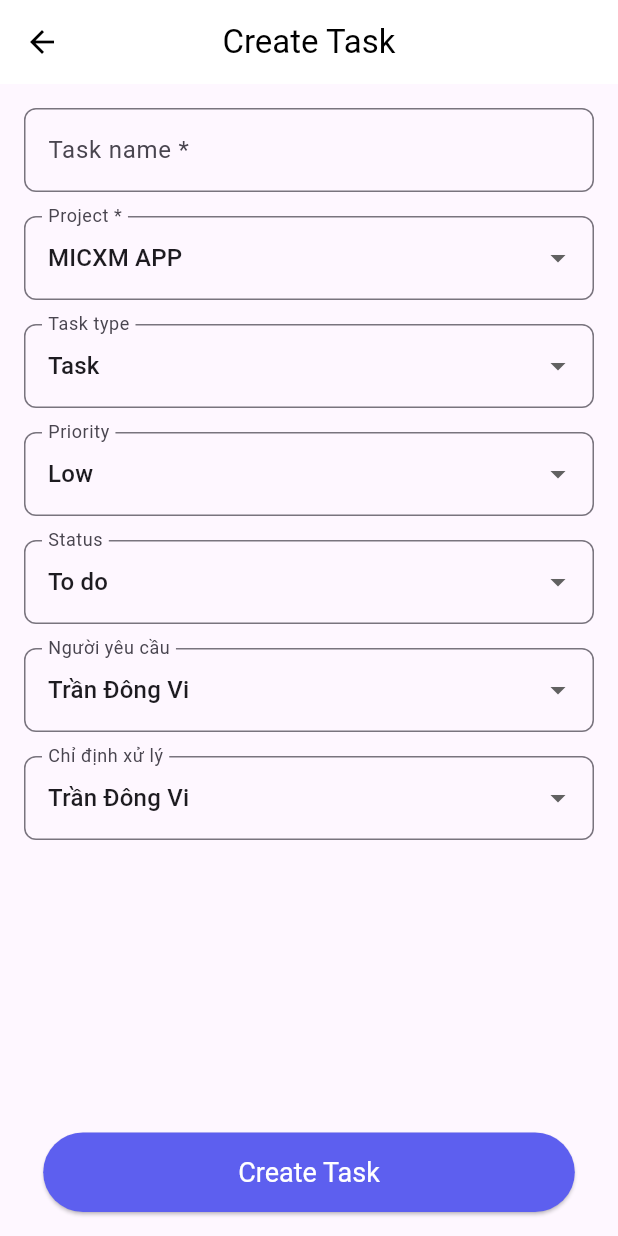
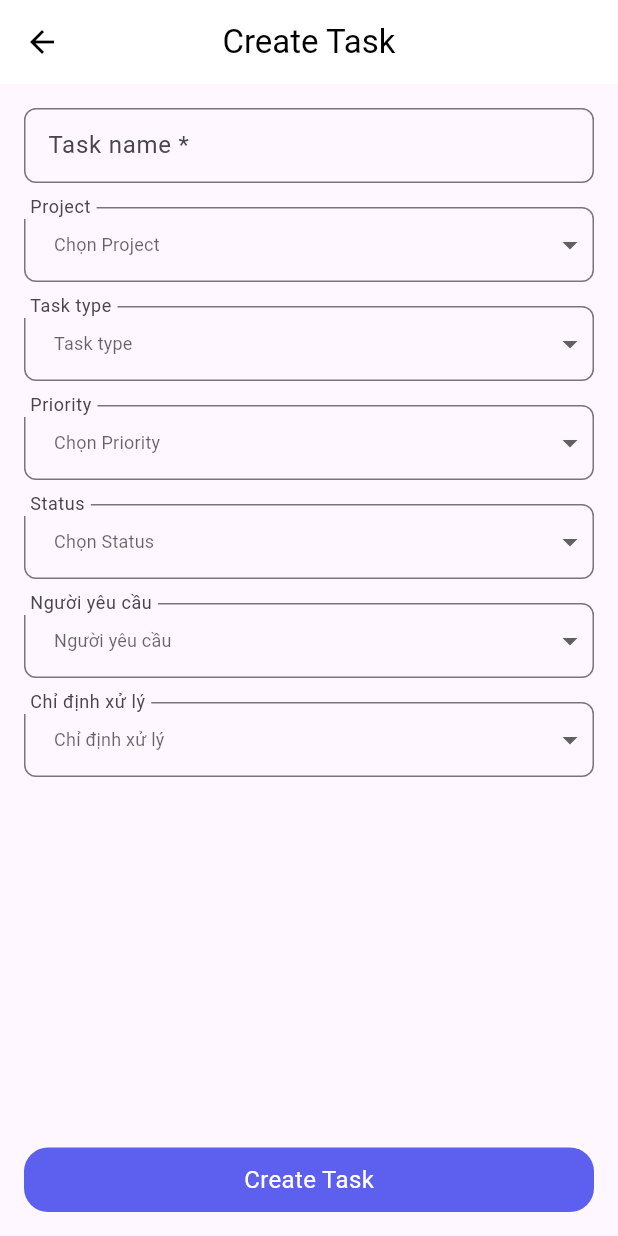
Before and after one commit to QuillVi/workflow_management_application, a Flutter app: the screen it shows after launch, item 3 of the bottom bar chosen, after a tap on the "add" icon, on a phone screen of 412 x 824 dp. Run offline on Flutter 3.47's test engine with Material 3 defaults, Android fonts, the phone set to English and light mode, and no system bars; our stand-ins replace dropdown_button2, get, shared_preferences; missing offline and left inert: simple_ripple_animation.

Commit message:
update code & fix bug

```diff
--- a/lib/themes/primarycolor.dart
+++ b/lib/themes/primarycolor.dart
@@ -1,11 +1,13 @@
 import 'package:flutter/material.dart';
 
-Color primaryColor = const Color(0xFF5D5FEF);
-Color yellowColor = const Color(0xFFFEB662);
-Color buleColor = const Color(0xFF619BEA);
-Color browColor = const Color(0xFFABA8A8);
-Color redColor = const Color(0xFFFC7581);
-Color greenColor = const Color(0xFF54B862);
-Color whiteColor = const Color(0xFFFFFFFF);
-Color blackColor = const Color(0xFF000000);
-Color greyColor = const Color(0xFFF2F3F6);
+class AppColor {
+  static Color primaryColor = const Color(0xFF5D5FEF);
+  static Color yellowColor = const Color(0xFFFEB662);
+  static Color buleColor = const Color(0xFF619BEA);
+  static Color browColor = const Color(0xFFABA8A8);
+  static Color redColor = const Color(0xFFFC7581);
+  static Color greenColor = const Color(0xFF54B862);
+  static Color whiteColor = const Color(0xFFFFFFFF);
+  static Color blackColor = const Color(0xFF000000);
+  static Color greyColor = const Color(0xFFF2F3F6);
+}
--- a/lib/view/screens/create_task/create_task.dart
+++ b/lib/view/screens/create_task/create_task.dart
@@ -1,5 +1,7 @@
 import 'package:flutter/material.dart';
 import 'package:work_flow/themes/primarycolor.dart';
+import 'package:work_flow/view/widgets/app_dropdown.dart';
+import 'package:work_flow/view/widgets/custom_snackbar.dart';
 
 class CreateTask extends StatefulWidget {
   const CreateTask({super.key});
@@ -9,12 +11,18 @@
 }
 
 class _CreateTaskState extends State<CreateTask> {
-  String? _selectedProject = 'MICXM APP';
-  String? _selectedTaskType = 'Task';
-  String? _selectedPriority = 'Low';
-  String? _selectedStatus = 'To do';
-  String? _selectedRequester = 'Trần Đông Vi';
-  String? _selectedAssignee = 'Trần Đông Vi';
+  List<String> listProject = ['MICXM APP', 'Project 2', 'Project 3'];
+  List<String> listTaskType = ['Task', 'Bug', 'Feature'];
+  List<String> listPriority = ['Low', 'Medium', 'High'];
+  List<String> listStatus = ['To do', 'In Progress', 'Done'];
+  List<String> listRequester = ['Trần Đông Vi', 'User 2', 'User 3'];
+  List<String> listAssign = ['Van Phu', 'User 2', 'User 3'];
+  String? _selectedProject;
+  String? _selectedTaskType;
+  String? _selectedPriority;
+  String? _selectedStatus;
+  String? _selectedRequester;
+  String? _selectedAssignee;
   @override
   Widget build(BuildContext context) {
     return Scaffold(
@@ -23,12 +31,12 @@
         elevation: 0,
         backgroundColor: Colors.white,
         leading: IconButton(
-          icon: Icon(Icons.arrow_back, color: Colors.black),
+          icon: const Icon(Icons.arrow_back, color: Colors.black),
           onPressed: () {
             Navigator.pop(context);
           },
         ),
-        title: Text(
+        title: const Text(
           'Create Task',
           style: TextStyle(color: Colors.black),
         ),
@@ -38,7 +46,9 @@
         padding: const EdgeInsets.all(16.0),
         child: Column(
           children: [
-            TextField(
+            SizedBox(
+              height: 50,
+              child: TextField(
                 decoration: InputDecoration(
                   labelText: 'Task name *',
                   border: OutlineInputBorder(
@@ -46,152 +56,154 @@
                   ),
                 ),
               ),
-            SizedBox(height: 16),
-            DropdownButtonFormField<String>(
-              value: _selectedProject,
-              decoration: InputDecoration(
-                labelText: 'Project *',
-                border: OutlineInputBorder(
-                  borderRadius: BorderRadius.circular(8.0),
             ),
-              ),
-              items: <String>['MICXM APP', 'Project 2', 'Project 3']
-                  .map((String value) {
-                return DropdownMenuItem<String>(
-                  value: value,
-                  child: Text(value),
-                );
-              }).toList(),
+            const SizedBox(height: 16),
+            AppDropdown<String>(
+              label: 'Project',
+              dropdownMenuItemList: listProject
+                  .map(
+                    (e) => _itemDropdown(e),
+                  )
+                  .toList(),
               onChanged: (newValue) {
                 setState(() {
                   _selectedProject = newValue;
                 });
               },
+              hint: "Chọn Project",
+              value: _selectedProject,
             ),
-            SizedBox(height: 16),
-            DropdownButtonFormField<String>(
-              value: _selectedTaskType,
-              decoration: InputDecoration(
-                labelText: 'Task type',
-                border: OutlineInputBorder(
-                  borderRadius: BorderRadius.circular(8.0),
-                ),
-              ),
-              items: <String>['Task', 'Bug', 'Feature'].map((String value) {
-                return DropdownMenuItem<String>(
-                  value: value,
-                  child: Text(value),
-                );
-              }).toList(),
+
+            const SizedBox(height: 16),
+            AppDropdown<String>(
+              label: 'Task type',
+              dropdownMenuItemList: listTaskType
+                  .map(
+                    (e) => _itemDropdown(e),
+                  )
+                  .toList(),
               onChanged: (newValue) {
                 setState(() {
                   _selectedTaskType = newValue;
                 });
               },
+              hint: 'Task type',
+              value: _selectedTaskType,
             ),
-            SizedBox(height: 16),
-            DropdownButtonFormField<String>(
-              value: _selectedPriority,
-              decoration: InputDecoration(
-                labelText: 'Priority',
-                border: OutlineInputBorder(
-                  borderRadius: BorderRadius.circular(8.0),
-                ),
-              ),
-              items: <String>['Low', 'Medium', 'High'].map((String value) {
-                return DropdownMenuItem<String>(
-                  value: value,
-                  child: Text(value),
-                );
-              }).toList(),
+
+            const SizedBox(height: 16),
+            AppDropdown<String>(
+              label: 'Priority',
+              dropdownMenuItemList: listPriority
+                  .map(
+                    (e) => _itemDropdown(e),
+                  )
+                  .toList(),
               onChanged: (newValue) {
                 setState(() {
                   _selectedPriority = newValue;
                 });
               },
+              hint: "Chọn Priority",
+              value: _selectedPriority,
             ),
-            SizedBox(height: 16),
-            DropdownButtonFormField<String>(
-              value: _selectedStatus,
-              decoration: InputDecoration(
-                labelText: 'Status',
-                border: OutlineInputBorder(
-                  borderRadius: BorderRadius.circular(8.0),
-                ),
-              ),
-              items:
-                  <String>['To do', 'In Progress', 'Done'].map((String value) {
-                return DropdownMenuItem<String>(
-                  value: value,
-                  child: Text(value),
-                );
-              }).toList(),
+
+            const SizedBox(height: 16),
+            AppDropdown<String>(
+              label: 'Status',
+              dropdownMenuItemList: listStatus
+                  .map(
+                    (e) => _itemDropdown(e),
+                  )
+                  .toList(),
               onChanged: (newValue) {
                 setState(() {
                   _selectedStatus = newValue;
                 });
               },
+              hint: "Chọn Status",
+              value: _selectedStatus,
             ),
-            SizedBox(height: 16),
-            DropdownButtonFormField<String>(
-              value: _selectedRequester,
-              decoration: InputDecoration(
-                labelText: 'Người yêu cầu',
-                border: OutlineInputBorder(
-                  borderRadius: BorderRadius.circular(8.0),
-                ),
-              ),
-              items: <String>['Trần Đông Vi', 'User 2', 'User 3']
-                  .map((String value) {
-                return DropdownMenuItem<String>(
-                  value: value,
-                  child: Text(value),
-                );
-              }).toList(),
+
+            const SizedBox(height: 16),
+            AppDropdown<String>(
+              label: 'Người yêu cầu',
+              dropdownMenuItemList: listRequester
+                  .map(
+                    (e) => _itemDropdown(e),
+                  )
+                  .toList(),
               onChanged: (newValue) {
                 setState(() {
                   _selectedRequester = newValue;
                 });
               },
+              hint: 'Người yêu cầu',
+              value: _selectedRequester,
             ),
-            SizedBox(height: 16),
-            DropdownButtonFormField<String>(
-              value: _selectedAssignee,
-              decoration: InputDecoration(
-                labelText: 'Chỉ định xử lý',
-                border: OutlineInputBorder(
-                  borderRadius: BorderRadius.circular(8.0),
-                ),
-              ),
-              items: <String>['Trần Đông Vi', 'User 2', 'User 3']
-                  .map((String value) {
-                return DropdownMenuItem<String>(
-                  value: value,
-                  child: Text(value),
-                );
-              }).toList(),
+
+            const SizedBox(height: 16),
+            AppDropdown<String>(
+              label: 'Chỉ định xử lý',
+              dropdownMenuItemList: listAssign
+                  .map(
+                    (e) => _itemDropdown(e),
+                  )
+                  .toList(),
               onChanged: (newValue) {
                 setState(() {
                   _selectedAssignee = newValue;
                 });
               },
+              hint: 'Chỉ định xử lý',
+              value: _selectedAssignee,
             ),
+
             //SizedBox(height: 32),
-            Spacer(),
-            ElevatedButton(
-              onPressed: () {
-                // Xử lý logic khi bấm nút "Create Task" ở đây
+            const Spacer(),
+            InkWell(
+              onTap: () {
+                ShowSnackBarCustom.showSnackBar(
+                    this.context,
+                    'Success',
+                    AppColor.greenColor,
+                    const Icon(
+                      Icons.check,
+                      color: Colors.white,
+                    ));
               },
+              child: Container(
+                padding: const EdgeInsets.symmetric(vertical: 10),
+                width: double.infinity,
+                decoration: BoxDecoration(
+                    color: AppColor.primaryColor,
+                    borderRadius: BorderRadius.circular(16)),
+                child: const Center(
                   child: Text('Create Task',
-                  style: TextStyle(fontSize: 18, color: Colors.white)),
-              style: ElevatedButton.styleFrom(
-                  padding: EdgeInsets.symmetric(vertical: 16, horizontal: 130),
-                  textStyle: TextStyle(fontSize: 18),
-                  backgroundColor: primaryColor),
+                      style: TextStyle(fontSize: 16, color: Colors.white)),
+                ),
+              ),
             ),
           ],
         ),
       ),
     );
   }
+
+  DropdownMenuItem<String> _itemDropdown(String e) {
+    return DropdownMenuItem(
+      value: e,
+      child: Container(
+        //    color: Colors.white,
+        child: Text(
+          e,
+          style: const TextStyle(
+            color: Colors.black,
+            fontSize: 12,
+            fontWeight: FontWeight.normal,
+          ),
+        ),
+      ),
+    );
   }
+}
--- a/lib/view/screens/create_task/my_task_dash_board.dart
+++ b/lib/view/screens/create_task/my_task_dash_board.dart
@@ -1,4 +1,5 @@
 import 'package:flutter/material.dart';
+import 'package:simple_ripple_animation/simple_ripple_animation.dart';
 import 'package:work_flow/themes/primarycolor.dart';
 import 'package:work_flow/view/screens/create_task/create_task.dart';
 
@@ -25,10 +26,6 @@
       appBar: AppBar(
         elevation: 0,
         backgroundColor: Colors.white,
-        leading: IconButton(
-          icon: const Icon(Icons.arrow_back, color: Colors.black),
-          onPressed: () {},
-        ),
         title: const Text(
           'Task',
           style: TextStyle(color: Colors.black),
@@ -37,10 +34,10 @@
         bottom: PreferredSize(
           preferredSize: const Size.fromHeight(48),
           child: Container(
-            color: greyColor,
+            color: AppColor.greyColor,
             child: TabBar(
               controller: _tabController,
-              indicatorColor: yellowColor,
+              indicatorColor: AppColor.yellowColor,
               tabs: const [
                 Tab(text: 'Tuần này'),
                 Tab(text: 'Của tôi'),
@@ -75,8 +72,8 @@
               alignment: Alignment.centerLeft,
               child: Text(
                 '2 To Do',
-                style:
-                    TextStyle(color: blackColor, fontWeight: FontWeight.bold),
+                style: TextStyle(
+                    color: AppColor.blackColor, fontWeight: FontWeight.bold),
               ),
             ),
           ),
@@ -88,7 +85,7 @@
                   title: 'Refresh Data Màn hình danh sách Telesales',
                   date: '04-08/06-08',
                   priority: 'High',
-                  letterColor: redColor,
+                  letterColor: AppColor.redColor,
                   priorityColor: Colors.red.shade100,
                   taskNumber: '[222]',
                   appName: 'MICXM/FieldSale App',
@@ -97,7 +94,7 @@
                   title: 'Tạo phân hệ User',
                   date: '04-08/06-08',
                   priority: 'Low',
-                  letterColor: greenColor,
+                  letterColor: AppColor.greenColor,
                   priorityColor: Colors.green.shade100,
                   taskNumber: '[113]',
                   appName: 'MICXM/FieldSale App',
@@ -107,14 +104,22 @@
           ),
         ],
       ),
-      floatingActionButton: FloatingActionButton(
-        onPressed: () {
-          Navigator.push(
-              context, MaterialPageRoute(builder: (_) => const CreateTask()));
-        },
-        child: const Icon(Icons.add),
-        backgroundColor: whiteColor,
-        shape: CircleBorder(side: BorderSide(color: whiteColor)),
+      floatingActionButton: RippleAnimation(
+        color: Color.fromARGB(255, 129, 164, 125),
+        delay: const Duration(milliseconds: 500),
+        repeat: true,
+        minRadius: 25,
+        ripplesCount: 5,
+        duration: const Duration(seconds: 3),
+        child: FloatingActionButton(
+          onPressed: () {
+            Navigator.push(
+                context, MaterialPageRoute(builder: (_) => const CreateTask()));
+          },
+          child: const Icon(Icons.add),
+          backgroundColor: AppColor.whiteColor,
+          shape: CircleBorder(side: BorderSide(color: AppColor.whiteColor)),
+        ),
       ),
     );
   }
@@ -237,7 +242,8 @@
                     Text(
                       '3+',
                       style: TextStyle(
-                          color: primaryColor, fontWeight: FontWeight.bold),
+                          color: AppColor.primaryColor,
+                          fontWeight: FontWeight.bold),
                     ),
                   ],
                 ),
--- a/lib/view/screens/dash_board/dash_board.dart
+++ b/lib/view/screens/dash_board/dash_board.dart
@@ -90,30 +90,30 @@
                   SummaryCard(
                     label: 'Trong tuần',
                     value: '84',
-                    color: whiteColor,
-                    colorbackground: primaryColor,
+                    color: AppColor.whiteColor,
+                    colorbackground: AppColor.primaryColor,
                     sizebackground: const Size(80, 80),
                   ),
                   SummaryCard(
                     label: 'Đang làm',
                     value: '16',
-                    color: whiteColor,
+                    color: AppColor.whiteColor,
                     sizebackground: const Size(80, 80),
-                    colorbackground: yellowColor,
+                    colorbackground: AppColor.yellowColor,
                   ),
                   SummaryCard(
                     label: 'Hoàn thành',
                     value: '16',
-                    color: whiteColor,
+                    color: AppColor.whiteColor,
                     sizebackground: const Size(80, 80),
-                    colorbackground: greenColor,
+                    colorbackground: AppColor.greenColor,
                   ),
                   SummaryCard(
                     label: 'Quá hạn',
                     value: '16',
-                    color: whiteColor,
+                    color: AppColor.whiteColor,
                     sizebackground: const Size(80, 80),
-                    colorbackground: redColor,
+                    colorbackground: AppColor.redColor,
                   ),
                 ],
               ),
@@ -268,7 +268,7 @@
         margin: const EdgeInsets.only(right: 10),
         padding: const EdgeInsets.symmetric(horizontal: 8, vertical: 8),
         decoration: BoxDecoration(
-          color: widget.active ? primaryColor : Colors.grey.shade200,
+          color: widget.active ? AppColor.primaryColor : Colors.grey.shade200,
           borderRadius: BorderRadius.circular(20),
         ),
         child: Column(
--- a/lib/view/screens/dash_board/mybottomnavigationbar.dart
+++ b/lib/view/screens/dash_board/mybottomnavigationbar.dart
@@ -49,7 +49,7 @@
           BottomNavigationBarItem(
             icon: Icon(
               Icons.add_circle_outlined,
-              color: primaryColor,
+              color: AppColor.primaryColor,
               size: 40,
             ),
             label: '',
@@ -63,8 +63,8 @@
             label: 'Profile',
           ),
         ],
-        selectedItemColor: primaryColor,
-        unselectedItemColor: blackColor,
+        selectedItemColor: AppColor.primaryColor,
+        unselectedItemColor: AppColor.blackColor,
         type: BottomNavigationBarType.fixed,
         currentIndex: _selectedIndex,
         onTap: _onItemTapped,
--- a/lib/view/screens/login_app/login.dart
+++ b/lib/view/screens/login_app/login.dart
@@ -23,7 +23,7 @@
   @override
   Widget build(BuildContext context) {
     return Scaffold(
-      backgroundColor: whiteColor,
+      backgroundColor: AppColor.whiteColor,
       body: Center(
         child: Padding(
           padding: const EdgeInsets.symmetric(horizontal: 16.0),
@@ -76,7 +76,7 @@
                   // Xử lý khi nhấn nút "Đăng nhập"
                 },
                 style: ElevatedButton.styleFrom(
-                  backgroundColor: primaryColor, // Màu nền của nút
+                  backgroundColor: AppColor.primaryColor, // Màu nền của nút
                   padding: EdgeInsets.symmetric(vertical: 15),
                   minimumSize: Size(double.infinity, 50), // Chiều rộng của nút
                   shape: RoundedRectangleBorder(
@@ -85,7 +85,7 @@
                 ),
                 child: Text(
                   'Đăng nhập',
-                  style: TextStyle(fontSize: 16, color: whiteColor),
+                  style: TextStyle(fontSize: 16, color: AppColor.whiteColor),
                 ),
               ),
               SizedBox(height: 20),
--- /dev/null
+++ b/lib/view/widgets/app_dropdown.dart
@@ -0,0 +1,67 @@
+import 'package:dropdown_button2/dropdown_button2.dart';
+import 'package:flutter/material.dart';
+
+class AppDropdown<T> extends StatefulWidget {
+  List<DropdownMenuItem<T>> dropdownMenuItemList;
+  Function(dynamic) onChanged;
+//  Function()? onClear;
+  T? value;
+  final String hint;
+  final String label;
+
+  final bool isEnabled;
+//  final Widget? clearWidget;
+  final double? hightDropdown;
+
+  AppDropdown({
+    super.key,
+    required this.dropdownMenuItemList,
+    required this.onChanged,
+    required this.label,
+    // required this.onClear,
+
+    required this.hint,
+    required this.value,
+    this.hightDropdown,
+    this.isEnabled = true,
+    // required this.clearWidget,
+  });
+
+  @override
+  State<AppDropdown> createState() => _AppDropdownState<T>();
+}
+
+class _AppDropdownState<T> extends State<AppDropdown> {
+  @override
+  Widget build(BuildContext context) {
+    return DropdownButtonFormField2(
+      dropdownStyleData: const DropdownStyleData(
+        decoration: BoxDecoration(color: Colors.white),
+        maxHeight: 300,
+      ),
+      decoration: InputDecoration(
+        labelText: widget.label,
+        // filled: true,
+        fillColor: Colors.white,
+        isDense: true,
+        contentPadding: EdgeInsets.zero,
+        border: OutlineInputBorder(
+          borderSide: const BorderSide(color: Colors.grey),
+          borderRadius: BorderRadius.circular(8),
+        ),
+      ),
+      isExpanded: true,
+      hint: Text(
+        widget.hint,
+        style: const TextStyle(
+          fontWeight: FontWeight.normal,
+          fontSize: 12,
+        ),
+      ),
+      value: widget.value,
+      buttonStyleData: ButtonStyleData(height: widget.hightDropdown ?? 50),
+      items: widget.dropdownMenuItemList,
+      onChanged: widget.onChanged,
+    );
+  }
+}
--- a/pubspec.yaml
+++ b/pubspec.yaml
@@ -37,6 +37,8 @@
   http: ^1.2.2
   get: ^4.6.6
   shared_preferences: ^2.0.18
+  dropdown_button2: ^2.0.0
+  simple_ripple_animation: ^0.0.9
 
 dev_dependencies:
   flutter_test:
```
Also changed, not shown: lib/view/screens/chat/chat_dash_board.dart (+11 -11 lines), lib/view/screens/chat/messages.dart (+15 -14 lines), lib/view/screens/chat/new_messages.dart (+12 -10 lines), lib/view/screens/dash_board/profile_board.dart (+14 -13 lines), lib/view/screens/login_app/rigister.dart (+5 -4 lines), lib/view/screens/splash_creen/splash_creen_word_group_1.dart (+6 -5 lines), lib/view/widgets/custom_snackbar.dart (added, +56 -0 lines), lib/view/widgets/content_model.dart (renamed from lib/widgets/content_model.dart), pubspec.lock. Lines whose indentation alone changed are shown as unchanged.
